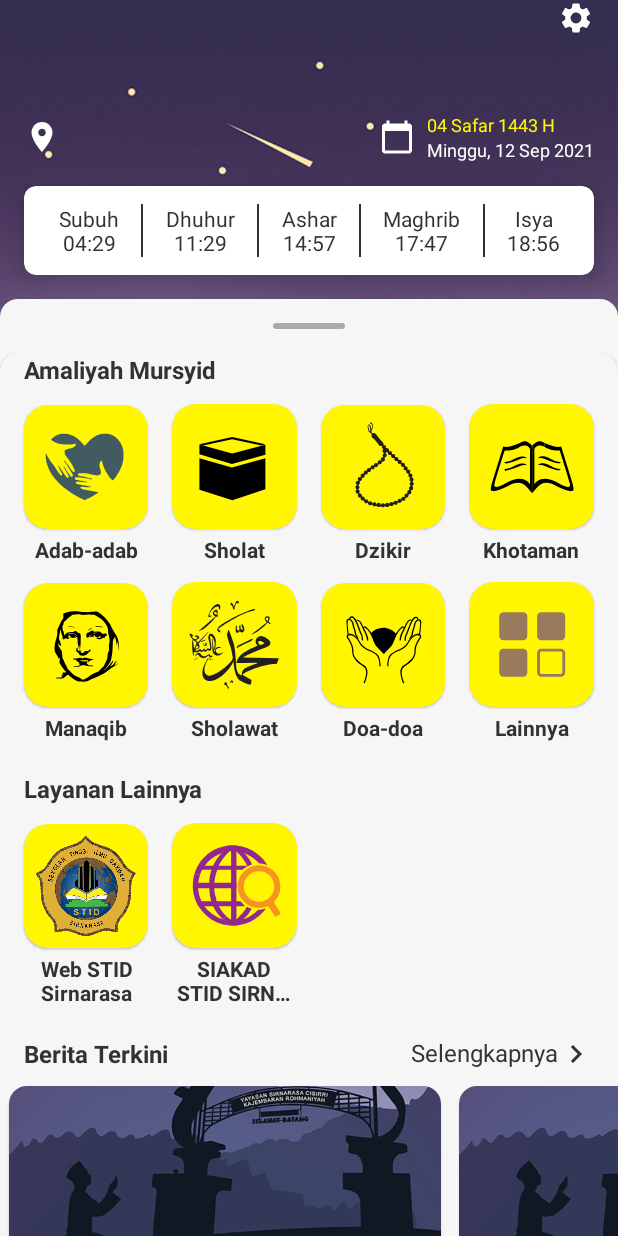
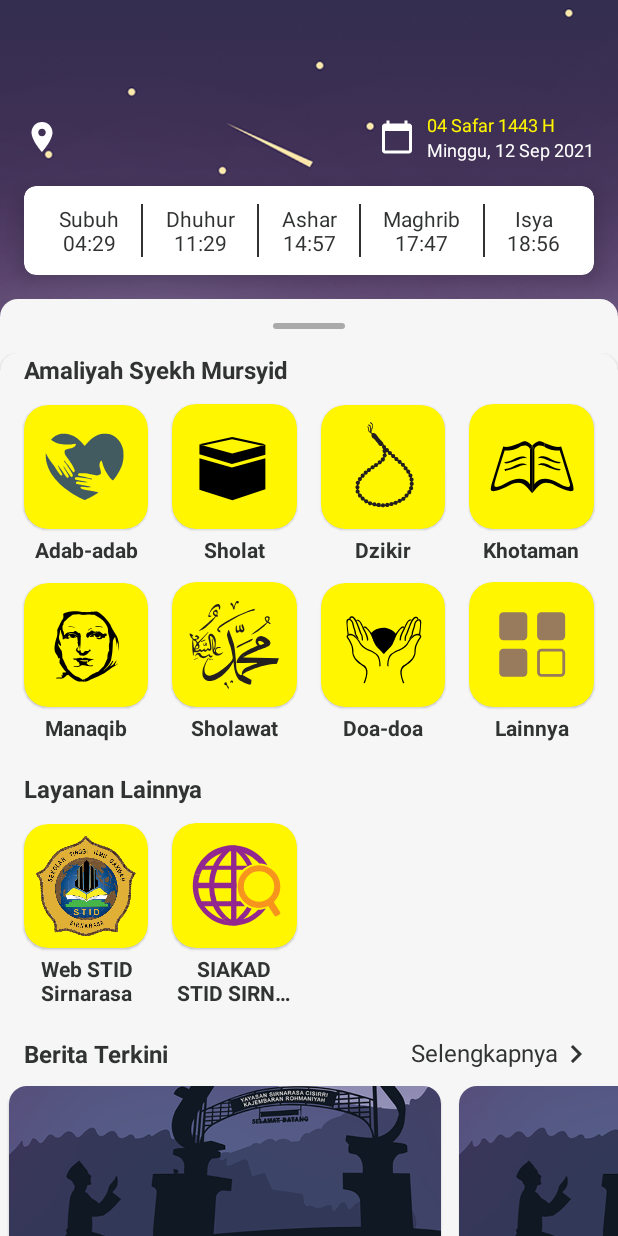
Before and after one commit to mangibal/arm-sirnarasa, an Android app: the HomeActivity screen opened directly, with no data from a screen before it, on a phone screen of 412 x 824 dp. Run offline under Robolectric (Android 15) with nearby library versions, the phone set to English and light mode, and no system bars; our stand-ins replace Timber; libraries missing offline, so code that uses them is left out: com.orhanobut.hawk; 4 statements that could not run were skipped.

Commit message:
Rearrange Menu

```diff
--- a/app/src/main/java/com/robithohmurid/app/data/local/LocalData.kt
+++ b/app/src/main/java/com/robithohmurid/app/data/local/LocalData.kt
@@ -16,121 +16,10 @@ data class NewsEntity(
     var imageUrl: Int = R.drawable.iv_home
 )
 
-val listMenuTqn = listOf(
-    MenuEntity(
-        8, "Tujuan dan Dasar TQN", "Tujuan dan Dasar TQN Suryalaya",
-        R.drawable.ic_tqn
-    ),
-    MenuEntity(
-        9,
-        "Diagram Latifah",
-        "Latifah yang ada alam qolbu manusia",
-        R.drawable.ic_latifah
-    ),
-    MenuEntity(
-        10,
-        "Dustur",
-        "Langgam bacaan do'a pagi hari",
-        R.drawable.ic_dustur
-    ),
-    MenuEntity(11, "Tarhim", "Langgam bacaan do'a", R.drawable.ic_tarhim),
-    MenuEntity(
-        12, "Wakil Talqin", "Wakil talqin Pangersa Abah Aos QS",
-        R.drawable.ic_waktal
-    ),
-    MenuEntity(
-        13,
-        "Silsilah dan Sanad",
-        "Silsilah TQN PPS dan Sanad Pangersa Abah Aos",
-        R.drawable.ic_silsilah
-    ),
-    MenuEntity(
-        14,
-        "Syekh Abdul Qodir Al-Jailani",
-        "Profil dan Nama-nama Syekh Abdul Qodir",
-        R.drawable.ic_manaqib
-    ),
-    MenuEntity(
-        15,
-        "Maklumat",
-        "Maklumat terbaru dari Pangersa Abah Aos QS",
-        R.drawable.ic_maklumat
-    )
-)
-
-val listMenuManaqib = listOf(
-    MenuEntity(16, "MC", icon = R.drawable.ic_mic),
-    MenuEntity(17, "Sholawat", icon = R.drawable.ic_sholawat),
-    MenuEntity(18, "Tanbih"),
-    MenuEntity(19, "Tawashul", icon = R.drawable.ic_tawashul),
-    MenuEntity(20, "Manqobah", icon = R.drawable.ic_manqobah)
-)
-
 val listNews = listOf(
     NewsEntity(),
     NewsEntity(),
     NewsEntity(),
-)
-val listContentAdab: List<ListingContentEntity> = listOf(
-    ListingContentEntity(1, "Adab Berwudhu"),
-    ListingContentEntity(2, "Adab Sholat"),
-    ListingContentEntity(3, "Adab Pergi ke Masjid"),
-    ListingContentEntity(4, "Adab Mendengarkan Adzan"),
-    ListingContentEntity(5, "Adab Iqomah"),
-    ListingContentEntity(6, "Adab Hari Jumat"),
-    ListingContentEntity(7, "Adab Berdoa"),
-    ListingContentEntity(8, "Adab Masuk Rumah"),
-    ListingContentEntity(9, "Adab Keluar Rumah"),
-    ListingContentEntity(10, "Adab Dzikir"),
-)
-
-val sampleContentMarkwon: List<ContentEntity> = listOf(
-    ContentEntity(
-        1, "Membasuh Wajah", """
-# Structured documents
-
-Sometimes it's useful to have different levels of headings to structure your documents. Start lines with a `#` to create headings. Multiple `##` in a row denote smaller heading sizes.
-
-### This is a third-tier heading
-
-You can use one `#` all the way up to `######` six for different heading sizes.
-
-If you'd like to quote someone, use the > character before the line:
-
-> Coffee. The finest organic suspension ever devised... I beat the Borg with it.
-> - Captain Janeway
-Sometimes you want numbered lists:
-
-1. One
-2. Two
-3. Three
-
-Sometimes you want bullet points:
-
-* Start a line with a star
-* Profit!
-
-Alternatively,
-
-- Dashes work just as well
-- And if you have sub points, put two spaces before the dash or star:
-  - Like this
-  - And this
-
-First Header | Second Header
------------- | -------------
-Content from cell 1 | Content from cell 2
-Content in the first column | Content in the second column
-
-<em>This is emphasized text!</em>
-
-<strong>This is strong text!</strong>
-
-<em>This is emphasized text!</em>
-
-<strong>This is strong text!</strong>
-    """.trimIndent()
-    ),
 )
 
 data class ServicesEntity(
--- /dev/null
+++ b/app/src/main/java/com/robithohmurid/app/data/local/MenuData.kt
@@ -0,0 +1,109 @@
+package com.robithohmurid.app.data.local
+
+import com.robithohmurid.app.R
+import com.robithohmurid.app.data.model.entity.MenuEntity
+import com.robithohmurid.app.external.constant.MenuConstant
+
+/**
+ * Created by Iqbal Fauzi on 12/09/21 10.15
+ * iqbal.fauzi.if99@gmail.com
+ */
+val listAmaliyahGrid = listOf(
+    MenuEntity(
+        "Adab-adab", "Adab sehari-hari Syekh Mursyid",
+        R.drawable.ic_adab, MenuConstant.ADAB
+    ),
+    MenuEntity(),
+    MenuEntity("Dzikir", "Dzikir harian", R.drawable.ic_dzikir, MenuConstant.DZIKIR),
+    MenuEntity(
+        "Khotaman", "Khotaman TQN PPS Suryalaya",
+        R.drawable.ic_khotaman, MenuConstant.KHOTAMAN
+    ),
+    MenuEntity(
+        "Manaqib", "Manaqib Tuan Syaikh Abdul Qadir Jailani QS",
+        R.drawable.ic_manaqib, MenuConstant.MANAQIB
+    ),
+    MenuEntity("Sholawat", "Kumpulan sholawat", R.drawable.ic_sholawat, MenuConstant.SHOLAWAT),
+    MenuEntity("Doa-doa", "Kumpulan doa-doa mustajab", R.drawable.ic_doa, MenuConstant.DOA),
+    MenuEntity("Lainnya", icon = R.drawable.ic_lainnya, alias = "more")
+)
+
+val listAmaliyah = listOf(
+    MenuEntity(
+        "Adab-adab", "Adab sehari-hari Syekh Mursyid",
+        R.drawable.ic_adab, MenuConstant.ADAB
+    ),
+    MenuEntity(),
+    MenuEntity("Dzikir", "Dzikir harian", R.drawable.ic_dzikir, MenuConstant.DZIKIR),
+    MenuEntity(
+        "Khotaman", "Khotaman TQN PPS Suryalaya",
+        R.drawable.ic_khotaman, MenuConstant.KHOTAMAN
+    ),
+    MenuEntity(
+        "Manaqib", "Manaqib Tuan Syaikh Abdul Qadir Jailani QS",
+        R.drawable.ic_manaqib, MenuConstant.MANAQIB
+    ),
+    MenuEntity(
+        "Tawashul", "Tawashul TQN Ma'had Suryalaya Sirnarasa",
+        icon = R.drawable.ic_tawashul, alias = MenuConstant.TAWASSUL
+    ),
+    MenuEntity(
+        "Tanbih",
+        "Tanbih TQN Ma'had Suryalaya Sirnarasa",
+        icon = R.drawable.ic_tanbih,
+        alias = MenuConstant.TANBIH
+    ),
+    MenuEntity("Sholawat", "Kumpulan sholawat", R.drawable.ic_sholawat, MenuConstant.SHOLAWAT),
+    MenuEntity("Doa-doa", "Kumpulan doa-doa mustajab", R.drawable.ic_doa, MenuConstant.DOA),
+)
+
+val listMenuTqn = listOf(
+    MenuEntity(
+        "Tujuan dan Dasar TQN", "Tujuan dan Dasar TQN Suryalaya",
+        R.drawable.ic_tqn, alias = MenuConstant.TUJUAN_DASAR
+    ),
+    MenuEntity(
+        "Diagram Latifah", "Latifah yang ada alam qolbu manusia",
+        R.drawable.ic_latifah, alias = MenuConstant.DIAGRAM_LATIFAH
+    ),
+    MenuEntity(
+        "Tahlil",
+        "Amaliyah Tahlil/Ziarah Kubur",
+        R.drawable.ic_ziarah, MenuConstant.ZIARAH
+    ),
+    MenuEntity(
+        "Silsilah TQN", "Silsilah TQN Ma'had Suryalaya Sirnarasa",
+        R.drawable.ic_silsilah, alias = MenuConstant.SILSILAH
+    ),
+    MenuEntity(
+        "Syekh Abdul Qodir Al-Jailani",
+        "Nama-nama Syekh Abdul Qodir",
+        R.drawable.ic_manaqib, alias = MenuConstant.SYEKH
+    ),
+    MenuEntity(
+        "Tarhim",
+        "Tarhim TQN Ma'had Suryalaya Sirnarasa",
+        R.drawable.ic_tarhim, alias = MenuConstant.TARHIM
+    )
+)
+
+val listSholat = listOf(
+    MenuEntity("Sholat Harian", icon = R.drawable.ic_kabah, alias = MenuConstant.SHOLAT_HARIAN),
+    MenuEntity(
+        "Sholat Tahunan",
+        icon = R.drawable.ic_kabah,
+        alias = MenuConstant.SHOLAT_TAHUNAN
+    )
+)
+
+val listMenuManaqib = listOf(
+    MenuEntity("MC", icon = R.drawable.ic_mic, alias = MenuConstant.MC_MANAQIB),
+    MenuEntity(
+        "Sholawat",
+        icon = R.drawable.ic_sholawat,
+        alias = MenuConstant.SHOLAWAT_THORIQIYYAH
+    ),
+    MenuEntity("Tanbih", icon = R.drawable.ic_tanbih, alias = MenuConstant.TANBIH),
+    MenuEntity("Tawashul", icon = R.drawable.ic_tawashul, alias = MenuConstant.TAWASSUL),
+    MenuEntity("Manqobah", icon = R.drawable.ic_manqobah, alias = MenuConstant.MANQOBAH)
+)
--- a/app/src/main/java/com/robithohmurid/app/data/model/entity/MenuEntity.kt
+++ b/app/src/main/java/com/robithohmurid/app/data/model/entity/MenuEntity.kt
@@ -10,29 +10,8 @@ import kotlinx.parcelize.Parcelize
  */
 @Parcelize
 data class MenuEntity(
-    var id: Int = 0,
     var name: String = "Sholat",
     var subtitle: String = "Sholat harian dan tahunan",
     var icon: Int = R.drawable.ic_kabah,
     var alias: String = "sholat"
 ) : Parcelable
-
-val listAmaliyah = listOf(
-    MenuEntity(
-        0, "Adab-adab", "Adab Syekh Mursyid",
-        R.drawable.ic_adab, "adab-syekh-mursyid"
-    ),
-    MenuEntity(id = 1),
-    MenuEntity(2, "Dzikir", "Dzikir harian", R.drawable.ic_dzikir, "dzikir"),
-    MenuEntity(
-        3, "Khotaman", "Khotaman TQN PPS Suryalaya",
-        R.drawable.ic_khotaman, "khotaman"
-    ),
-    MenuEntity(
-        4, "Manaqib", "Manaqib Tuan Syaikh Abdul Qadir Jailani QS",
-        R.drawable.ic_manaqib, "manaqib"
-    ),
-    MenuEntity(5, "Sholawat", "Kumpulan sholawat", R.drawable.ic_sholawat, "sholawat"),
-    MenuEntity(6, "Doa-doa", "Kumpulan doa-doa mustajab", R.drawable.ic_doa, "doa"),
-    MenuEntity(7, "Lainnya", icon = R.drawable.ic_lainnya, alias = "more")
-)
--- a/app/src/main/java/com/robithohmurid/app/presentation/listcontent/ListContentViewModel.kt
+++ b/app/src/main/java/com/robithohmurid/app/presentation/listcontent/ListContentViewModel.kt
@@ -17,16 +17,22 @@ class ListContentViewModel(private val repo: IRepository) : BaseViewModel() {
     private val _listContent: MutableLiveData<List<ContentEntity>> = MutableLiveData()
     val listContent: LiveData<List<ContentEntity>> = _listContent
 
+    private val _isLoading: MutableLiveData<Boolean> = MutableLiveData()
+    val isLoading: LiveData<Boolean> = _isLoading
+
     fun getListContent(category: String, content: String) {
+        _isLoading.postValue(true)
         viewModelScope.launch {
             repo.getListContent(category, content,
                 object : DataCallback<List<ContentEntity>> {
                     override fun onSuccess(data: List<ContentEntity>) {
+                        _isLoading.postValue(false)
                         _listContent.postValue(data)
                         logInfo(data.toString())
                     }
 
                     override fun onFailure(t: Throwable) {
+                        _isLoading.postValue(false)
                         logError(t.message.toString())
                     }
 
--- /dev/null
+++ b/app/src/main/res/drawable/ic_tanbih.xml
@@ -0,0 +1,63 @@
+<vector xmlns:android="http://schemas.android.com/apk/res/android"
+    android:width="72dp"
+    android:height="72dp"
+    android:viewportWidth="72"
+    android:viewportHeight="72">
+  <path
+      android:pathData="M26.125,41.792V42.584C26.125,42.584 25.583,42.5 25.125,43.292C25.125,43.292 23.875,43.667 22.833,45.542C22.833,45.542 20.041,48.501 13.5,49.584C6.959,50.667 7.209,52.584 7.792,53.084L36.5,69.084C36.5,69.084 28.292,55 28.542,45.167C28.542,45.167 26.958,42.875 26.125,41.792Z"
+      android:fillColor="#000000"/>
+  <path
+      android:pathData="M45.844,42.438C45.844,42.438 46.407,42.438 46.657,42.907C46.657,42.907 47.376,42.97 48.032,44.188L48.47,44.782C48.47,44.782 51.095,47.563 51.626,48.657L62.251,52.407V52.751L36.5,69.084C36.5,69.084 41.844,63.281 43.438,56.719C45.032,50.157 44.501,49.688 44.501,49.688C44.501,49.688 43.75,46.031 45.844,42.438Z"
+      android:fillColor="#000000"/>
+  <path
+      android:pathData="M29.047,45.484C29.047,45.484 30.094,46.265 30.563,46.187C31.032,46.109 31.047,45.953 31.422,45.656C31.422,45.656 32.172,45.73 32.156,46.193C32.156,46.193 32.375,46.562 32.234,46.672C32.234,46.672 31.078,47.36 31.078,47.875C31.078,48.39 30.906,48.359 30.406,47.875C29.906,47.391 28.469,46.406 29.047,45.484Z"
+      android:fillColor="#000000"/>
+  <path
+      android:pathData="M41.1249,46.484C41.1249,46.484 41.7189,46.453 41.6559,46.968C41.6559,46.968 41.2969,52.921 41.5779,53.327L40.969,54.046C40.969,54.046 38.141,55.374 35.594,54.952C35.594,54.952 33.1879,53.968 32.6249,53.28C32.6249,53.28 31.859,52.749 31.797,52.171C31.797,52.171 31.7499,49.405 31.4839,48.343C31.4839,48.343 30.7029,47.187 32.4999,46.866C34.2969,46.545 34.6209,46.921 35.6699,46.952C36.7189,46.983 36.4839,47.14 37.9379,46.749C37.9379,46.749 38.5469,46.749 39.3129,46.866C40.0789,46.983 40.8429,46.438 41.1249,46.484Z"
+      android:fillColor="#000000"/>
+  <path
+      android:pathData="M46.375,27.6251C46.375,27.6251 45.969,27.8131 46.375,30.1251C46.781,32.4371 46.681,32.3811 46.194,32.8391C46.194,32.8391 46.839,34.1521 46.628,35.2771C46.417,36.4021 46.583,36.3601 46.875,35.7771C47.167,35.1941 47.729,33.8471 47.604,31.2431C47.604,31.2431 47.145,29.7011 47.77,28.3051C47.77,28.3051 47.958,28.326 47.999,27.9931C47.999,27.9931 48.173,25.8681 47.097,24.4511L46.194,23.5341C46.194,23.5341 42.667,19.0761 33.833,20.2011C33.833,20.2011 25.416,20.93 23.083,27.5141L22.77,29.3891L23.312,29.4721C23.312,29.4721 23.958,23.6591 29.458,21.7011C29.458,21.7011 33.625,19.6381 39.833,20.6591C39.833,20.6591 44.04,21.0961 45.895,23.9921C45.895,23.9921 47.105,26.0131 47.395,27.2631C47.395,27.2631 46.833,28.4721 46.854,28.7421C46.854,28.7421 46.854,27.633 46.375,27.6251Z"
+      android:fillColor="#000000"/>
+  <path
+      android:pathData="M21.875,28.513L21.625,28.221C21.625,28.221 20,27.804 20.562,30.304C20.562,30.304 21.479,33.22 21.875,33.866C22.271,34.512 23.459,38.283 24.729,38.741C25.999,39.199 25.208,38.845 25.291,38.741C25.291,38.741 26.955,43.512 28.54,45.262C28.54,45.262 26.25,41.491 25.458,38.449C25.458,38.449 24.77,38.99 23.875,37.47C23.875,37.47 21.833,33.574 22.167,33.512C22.167,33.512 22.48,33.325 22.625,33.554C22.625,33.554 23.354,34.179 23.542,34.012L23.563,31.637C23.563,31.637 23.292,30.824 22.542,30.533L21.354,29.491C21.354,29.491 20.812,29.491 21.291,30.033C21.291,30.033 21.874,30.575 21.999,30.804C21.999,30.804 22.457,31.971 22.27,32.221C22.27,32.221 22.103,32.784 21.582,31.721C21.582,31.721 20.808,30.39 20.832,29.367C20.833,29.367 20.829,28.54 21.875,28.513Z"
+      android:fillColor="#000000"/>
+  <path
+      android:pathData="M43.375,52.782C43.375,52.782 44.257,52.155 44.354,49.407C44.354,49.407 44.13,45.038 45.701,42.691C45.701,42.691 45.728,40.47 47.145,37.844C47.145,37.844 48.541,35.677 49.27,34.615C49.27,34.615 50.688,31.719 50.479,28.865C50.479,28.865 50.396,27.865 49.916,27.74C49.916,27.74 48.915,27.219 48.395,27.865C48.395,27.865 49.532,27.659 49.979,28.099C49.979,28.099 50.686,28.448 50.02,31.99C50.02,31.99 49.27,34.469 48.874,34.886C48.874,34.886 46.561,37.969 46.082,39.615C46.082,39.615 45.52,41.261 45.458,42.615C45.458,42.615 44.27,45.094 44.166,46.574C44.166,46.574 44.191,49.652 44.02,50.865C44.021,50.865 43.875,52.532 43.375,52.782Z"
+      android:fillColor="#000000"/>
+  <path
+      android:pathData="M47.813,30.991C47.813,30.991 47.98,29.72 48.167,29.72C48.354,29.72 48.297,29.844 48.422,30.078C48.547,30.312 48.406,30.859 48.578,30.906L48.891,31.5C48.891,31.5 48.61,32.625 48.5,33.016C48.39,33.407 48.094,34.516 48.094,34.516C48.094,34.516 48.578,33.516 48.782,32.953C48.986,32.39 49.22,32 49.313,31.672C49.406,31.344 49.719,29.797 49.813,29.609C49.907,29.421 49.876,28.468 49.313,28.468C49.313,28.468 48.422,28.999 48.125,29.265C47.828,29.531 47.438,30.06 47.813,30.991Z"
+      android:fillColor="#000000"/>
+  <path
+      android:pathData="M48.011,15.578C48.011,15.578 50.969,17.844 50.282,22.406C50.282,22.406 49.891,25.062 48.454,27.437H48.012C48.012,27.437 48.408,27.374 48.689,26.687C48.689,26.687 50.298,23.718 50.189,20.765C50.189,20.765 50.252,19.874 49.751,18.343C49.751,18.343 49.21,16.796 48.012,15.734V15.578H48.011Z"
+      android:fillColor="#000000"/>
+  <path
+      android:pathData="M22.808,29.168C22.808,29.168 18.563,24.062 20.625,19.609C20.625,19.609 21.938,15.828 28.516,13.656C35.094,11.484 39.11,12.203 42.704,13.062C42.704,13.062 45.147,13.703 48.012,15.656V15.578C48.012,15.578 46.829,10.094 42.923,8.031C42.923,8.031 40.798,6.515 37.126,6.593C37.126,6.593 36.251,6.796 35.813,6.749C35.375,6.702 31.563,7.062 29.125,8.312C26.687,9.562 25.047,10.609 24.062,11.671C23.077,12.733 20.437,16.86 20.249,19.452L20.327,19.796C20.327,19.796 18.431,23.839 22.77,29.388L22.808,29.168Z"
+      android:fillColor="#000000"/>
+  <path
+      android:pathData="M28.313,27.542C28.313,27.542 28.355,27.834 29.334,27.73C29.334,27.73 32.397,26.766 34.126,28.196C34.126,28.196 34.939,29.174 34.98,29.389C34.98,29.389 35.042,27.313 33.063,26.542C33.063,26.542 31.251,25.917 29.021,26.959C29.021,26.958 28.375,27.292 28.313,27.542Z"
+      android:fillColor="#000000"/>
+  <path
+      android:pathData="M31.188,42.438C31.188,42.438 31.381,41.751 31.316,41.605C31.251,41.459 31.391,41.094 32.219,41.047C32.219,41.047 32.516,40.859 32.875,40.828C32.875,40.828 33.016,40.828 33.172,40.937L34.172,41.109C34.172,41.109 33.563,41.562 33.813,41.632C34.063,41.702 35.235,42.28 35.282,42.28C35.329,42.28 35.516,42.483 37.735,42.436C39.954,42.389 38.391,42.764 38.391,42.764C38.391,42.764 38.391,43.202 38.844,43.358L39.032,44.764C39.032,44.764 38.11,45.28 37.454,44.295C37.454,44.295 37.329,43.951 37.032,43.873C37.032,43.873 35.548,43.279 35.313,43.232C35.313,43.232 34.844,43.169 34.579,43.31C34.579,43.31 33.766,43.576 34.095,42.997C34.095,42.997 34.767,42.544 34.283,42.247C33.799,41.95 33.486,41.7 33.283,41.591C33.08,41.482 32.283,41.044 32.064,41.669C32.064,41.669 31.689,41.638 31.751,41.888C31.813,42.138 31.531,42.906 31.188,42.438Z"
+      android:fillColor="#000000"/>
+  <path
+      android:pathData="M32.813,40.828C32.813,40.828 34.594,40 36.282,40.328C36.282,40.328 37.079,40.574 37.516,40.162C37.953,39.75 38.719,40.078 38.844,40.281C38.844,40.281 39.016,40.953 39.266,40.64C39.266,40.64 39.344,40.359 39.782,40.562C39.782,40.562 40.032,40.671 40.188,40.828C40.188,40.828 40.501,41.156 40.907,40.828C40.907,40.828 41.36,40.615 40.907,39.964H41.735C41.735,39.964 41.839,41.094 41.662,41.375C41.662,41.375 41.401,42.266 41.662,43.047C41.923,43.828 41.662,44.547 41.662,44.547C41.662,44.547 41.001,45.641 40.376,44.547C40.376,44.547 40.017,44.188 40.345,42.438C40.345,42.438 40.548,41.907 39.97,41.594C39.97,41.594 38.977,42.74 38.866,42.603C38.755,42.466 37.486,42.438 37.486,42.438C37.486,42.438 38.345,42.125 38.877,41.563C38.877,41.563 38.627,41.079 37.486,41.61C37.486,41.61 36.72,42.032 36.173,41.641C36.173,41.641 35.673,41.282 34.251,41.125C34.251,41.125 34.592,40.891 36.235,41.172C36.235,41.172 36.969,41.406 37.454,40.938C37.454,40.938 37.938,40.691 38.001,40.329C38.001,40.329 37.563,40.501 37.423,40.626C37.423,40.626 37.284,40.897 36.22,40.579C36.22,40.579 35.907,40.47 35.392,40.485L32.813,40.828Z"
+      android:fillColor="#000000"/>
+  <path
+      android:pathData="M31.188,40.641C31.188,40.641 30.454,40.344 31.438,37.985C31.438,37.985 31.532,37.751 31.688,37.485C31.688,37.485 32.032,36.766 32.485,36.516C32.485,36.516 32.735,36.297 32.813,36.047C32.813,36.047 33.141,35.078 34.032,34.563C34.032,34.563 33.329,35.391 33.548,36.063C33.548,36.063 33.532,36.344 33.72,36.579C33.72,36.579 34.033,36.907 34.408,36.923C34.408,36.923 35.033,37.673 35.83,36.923L37.096,36.907C37.096,36.907 37.971,37.282 38.768,36.579C38.768,36.579 39.284,36.376 39.252,36.595L38.861,37.767L38.298,38.017C38.298,38.017 38.22,37.204 36.845,37.533L36.782,39.111C36.782,39.111 36.86,40.236 36.985,40.252C36.985,40.252 36.657,40.467 36.282,40.164C36.282,40.164 36.032,38.455 36.563,37.603H35.844C35.844,37.603 35.797,37.517 35.61,37.603C35.61,37.603 33.469,38.064 33.422,37.267C33.422,37.267 33.313,36.83 33.469,36.361C33.469,36.361 33.313,36.204 33.125,36.47C33.125,36.47 31.953,37.829 32.078,38.079C32.078,38.079 32.5,38.954 32.172,39.688C32.172,39.688 31.594,39.282 31.703,40.047C31.703,40.047 31.312,39.684 31.25,40.162L31.188,40.641Z"
+      android:fillColor="#000000"/>
+  <path
+      android:pathData="M37.016,27.156L37.125,32.219C37.125,32.219 37.188,32.875 37.625,33.188C38.062,33.501 38.547,34.188 38.641,34.516C38.735,34.844 39.578,35.526 39.251,36.547C38.924,37.568 38.813,38.094 39.047,38.547C39.281,39 40.11,39.141 40.328,39.141L40.957,40.045L41.734,39.964C41.734,39.964 41.828,39.266 41.562,38.938C41.562,38.938 41.234,38.688 40.953,37.266C40.953,37.266 40.234,35.032 39.844,34.563C39.844,34.563 39.531,34.188 38.641,34.094C38.641,34.094 38.36,33.922 38.719,33.703C38.719,33.703 39.532,33.14 40.657,33.469C40.657,33.469 41.251,33.235 41.626,33.438C41.626,33.438 41.267,32.125 39.845,31.719C39.845,31.719 38.784,31.281 39.252,30.703C39.252,30.703 39.782,30.469 40.079,30.5L39.751,30.234L40.72,29.281V29.14C40.72,29.14 39.907,29.421 40.517,28.781C40.517,28.781 40.283,28.531 39.892,28.89C39.892,28.89 41.126,26.807 43.986,28.098C43.986,28.098 44.642,28.415 44.689,27.871C44.689,27.871 43.251,25.936 40.361,26.546C40.361,26.546 39.33,27.515 38.502,26.546C38.502,26.546 38.174,25.749 37.471,26.546L37.016,27.156Z"
+      android:fillColor="#000000"/>
+  <path
+      android:pathData="M41.078,29.2031C41.078,29.2031 41.328,29.0311 41.562,29.2031C41.796,29.3751 42.125,29.3711 42.328,29.3891C42.531,29.4071 42.375,29.6721 42.187,29.7501C41.999,29.8281 41.296,29.7661 41.906,30.3281C41.906,30.3281 42.937,30.5311 43.672,30.3281C44.407,30.1251 44.594,29.9821 44.547,29.7721C44.5,29.5621 43.641,28.9531 43.031,28.7811C42.421,28.6091 41.328,28.7651 41.078,29.1401"
+      android:fillColor="#000000"/>
+  <path
+      android:pathData="M28.438,29.9171C28.438,29.9171 28.771,29.0211 30.521,28.8961C30.521,28.8961 30.959,28.6461 31.459,28.3331C31.459,28.3331 33.792,27.7291 34.751,29.9161C34.751,29.9161 34.584,30.2701 34.751,31.0201C34.918,31.7701 32.293,33.9371 30.563,33.8331C30.563,33.8331 30.23,33.7081 30.584,33.2501C30.584,33.2501 30.751,32.9171 30.396,32.8751C30.396,32.8751 31.445,32.3171 31.598,31.4921C31.598,31.4921 31.661,31.1871 30.925,31.1871C30.925,31.1871 30.328,31.1661 30.925,30.7081C30.925,30.7081 31.543,30.5201 32.522,30.5201C32.522,30.5201 33.865,30.4781 33.964,30.2911C33.964,30.2911 33.833,30.0551 32.605,30.3331C32.605,30.3331 32.814,30.4791 31.772,30.3121L31.418,29.5641H31.939C31.939,29.5641 32.03,29.1451 31.599,29.0621C31.599,29.0621 31.329,29.1041 30.926,28.9991C30.926,28.9991 30.294,29.1031 29.585,29.8951C29.583,29.8961 29,30.3751 28.438,29.9171Z"
+      android:fillColor="#000000"/>
+  <path
+      android:pathData="M34.563,36.36C34.563,36.36 35.215,36.082 35.67,36.5C35.67,36.5 36.22,36.834 35.337,37.222C35.336,37.222 34,37.157 34.563,36.36Z"
+      android:fillColor="#000000"/>
+  <path
+      android:pathData="M37.016,36.656C37.016,36.656 37.5,36.171 37.704,36.179C37.704,36.179 38.017,36.032 38.235,36.36C38.235,36.36 38.538,36.571 38.36,36.746C38.182,36.921 37.375,37.141 37.016,36.656Z"
+      android:fillColor="#000000"/>
+</vector>
--- a/app/src/main/res/layout/activity_main.xml
+++ b/app/src/main/res/layout/activity_main.xml
@@ -23,6 +23,7 @@
         android:clickable="true"
         android:focusable="true"
         android:src="@drawable/ic_settings"
+        android:visibility="invisible"
         app:layout_constraintEnd_toEndOf="parent"
         app:layout_constraintTop_toTopOf="parent" />
 
--- a/app/src/main/res/values/title_strings.xml
+++ b/app/src/main/res/values/title_strings.xml
@@ -24,5 +24,7 @@
     <string name="title_lokasi_terkini">Lokasi Terkini</string>
     <string name="title_sirnarasa">Ponpes Sirnarasa</string>
     <string name="title_arm">Amaliyah Robithoh Murid</string>
-    <string name="title_amaliyah_mursyid">Amaliyah Mursyid</string>
+    <string name="title_amaliyah_mursyid">Amaliyah Syekh Mursyid</string>
+    <string name="title_sholat">Sholat</string>
+    <string name="title_memuat">Sedang memuat…</string>
 </resources>
```
Also changed, not shown: app/src/main/java/com/robithohmurid/app/external/constant/MenuConstant.kt (+1 -26 lines), app/src/main/java/com/robithohmurid/app/presentation/home/HomeActivity.kt (+6 -23 lines), app/src/main/java/com/robithohmurid/app/presentation/home/manaqib/ManaqibFragment.kt (+36 -16 lines), app/src/main/java/com/robithohmurid/app/presentation/home/menu/MenuFragment.kt (+51 -34 lines), app/src/main/java/com/robithohmurid/app/presentation/home/sholat/SholatFragment.kt (added, +51 -0 lines), app/src/main/java/com/robithohmurid/app/presentation/listcontent/ListContentActivity.kt (+10 -1 lines), app/src/main/res/layout/activity_list_content.xml (+32 -2 lines).
